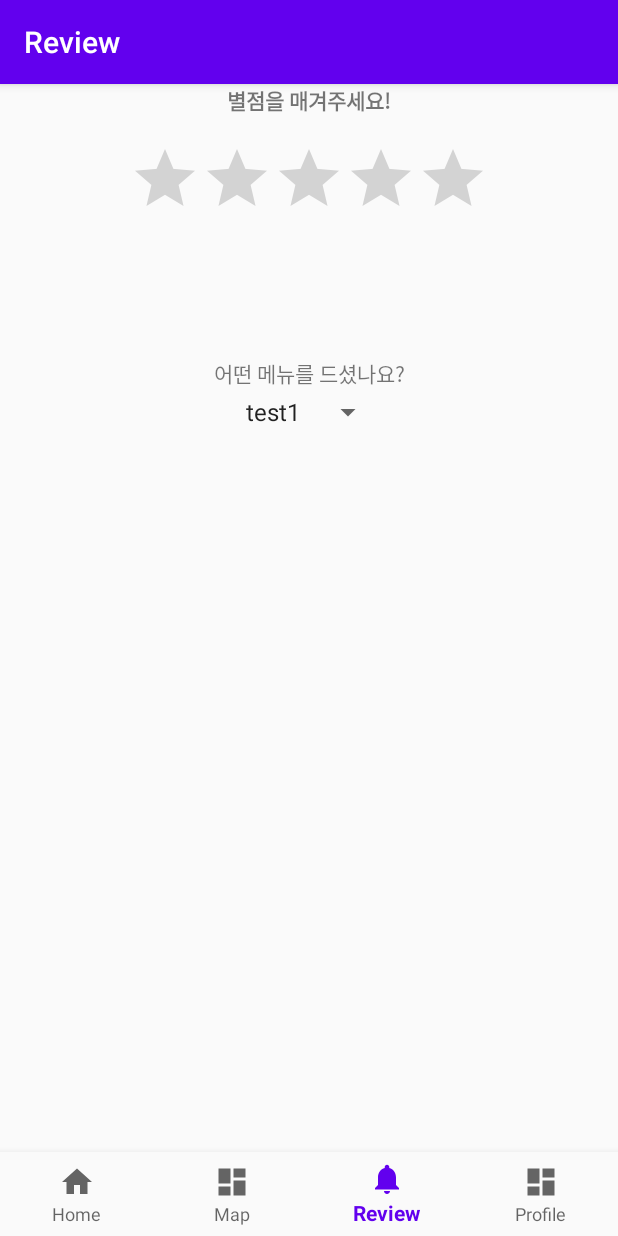
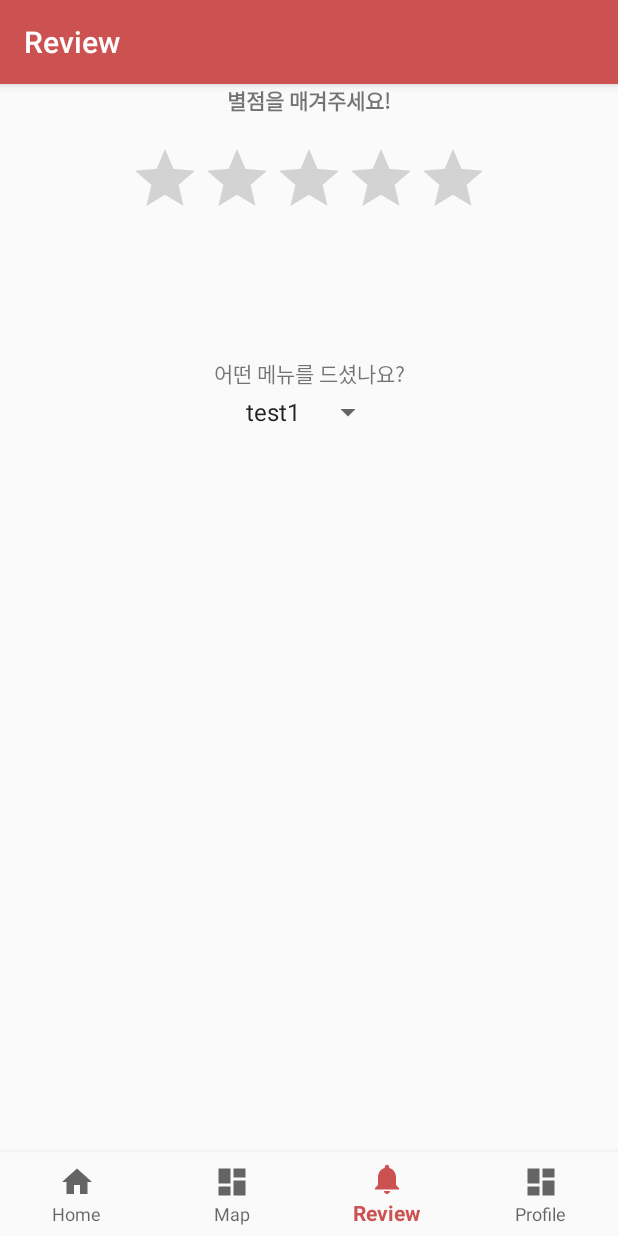
Before and after one commit to nullyng/wannaD, an Android app: the screen it shows after launch (BottomNavigation), item 3 of the bottom bar chosen, on a phone screen of 412 x 824 dp. Run offline under Robolectric (Android 15) with nearby library versions, the phone set to English and light mode, and no system bars; our stand-ins replace navigation-ui.

Commit message:
colorprimary change

```diff
--- a/app/src/main/res/values/colors.xml
+++ b/app/src/main/res/values/colors.xml
@@ -1,6 +1,6 @@
 <?xml version="1.0" encoding="utf-8"?>
 <resources>
-    <color name="colorPrimary">#6200EE</color>
-    <color name="colorPrimaryDark">#3700B3</color>
+    <color name="colorPrimary">#CC5252</color>
+    <color name="colorPrimaryDark">#000000</color>
     <color name="colorAccent">#03DAC5</color>
 </resources>
```
